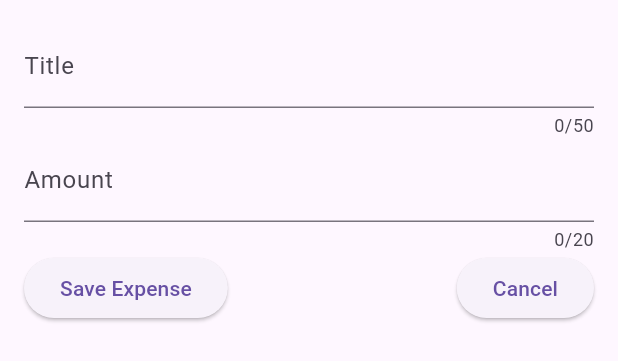
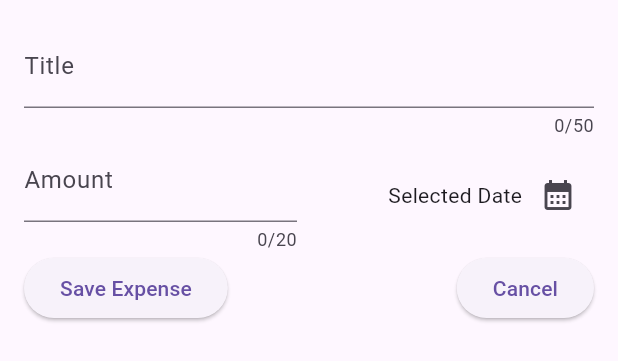
Before and after one commit to Bureau536/expense_tracker, a Flutter app: the NewExpense widget shown alone on an empty page, opened directly, on a phone screen of 412 x 824 dp. Shown: the top 361 px of the screen. Run offline on Flutter 3.47's test engine with Material 3 defaults, Android fonts, the phone set to English and light mode, and no system bars.

Commit message:
Lesson 114
Added Date picker

```diff
--- a/lib/widgets/new_expense.dart
+++ b/lib/widgets/new_expense.dart
@@ -13,6 +13,16 @@ class NewExpense extends StatefulWidget {
 class _NewExpenseState extends State<NewExpense> {
   final _titleController = TextEditingController();
   final _amountController = TextEditingController();
+
+  void _presentDatePicker() {
+    final now = DateTime.now();
+    final firstDate = DateTime(now.year - 1, now.month, now.day);
+    showDatePicker(
+      context: context,
+      firstDate: firstDate,
+      lastDate: now,
+    );
+  }
 
   @override
   void dispose() {
@@ -34,7 +44,10 @@ class _NewExpenseState extends State<NewExpense> {
               label: Text('Title'),
             ),
           ),
-          TextField(
+          Row(
+            children: [
+              Expanded(
+                child: TextField(
                   keyboardType: TextInputType.number,
                   controller: _amountController,
                   maxLength: 20,
@@ -42,6 +55,25 @@ class _NewExpenseState extends State<NewExpense> {
                     prefixText: '\$ ',
                     label: Text('Amount'),
                   ),
+                ),
+              ),
+              const SizedBox(width: 16),
+              Expanded(
+                child: Row(
+                  mainAxisAlignment: MainAxisAlignment.end,
+                  crossAxisAlignment: CrossAxisAlignment.center,
+                  children: [
+                    const Text('Selected Date'),
+                    IconButton(
+                      onPressed: _presentDatePicker,
+                      icon: const Icon(
+                        Icons.calendar_month,
+                      ),
+                    ),
+                  ],
+                ),
+              ),
+            ],
           ),
           Row(
             children: [
```
Lines whose indentation alone changed are shown as unchanged.
